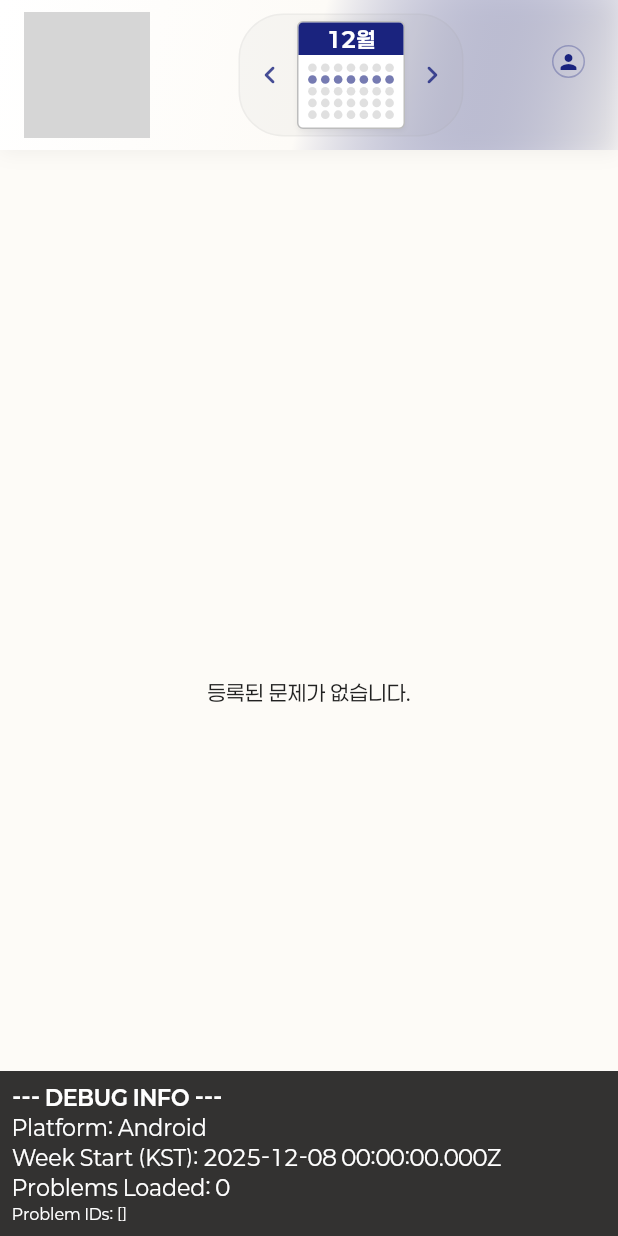
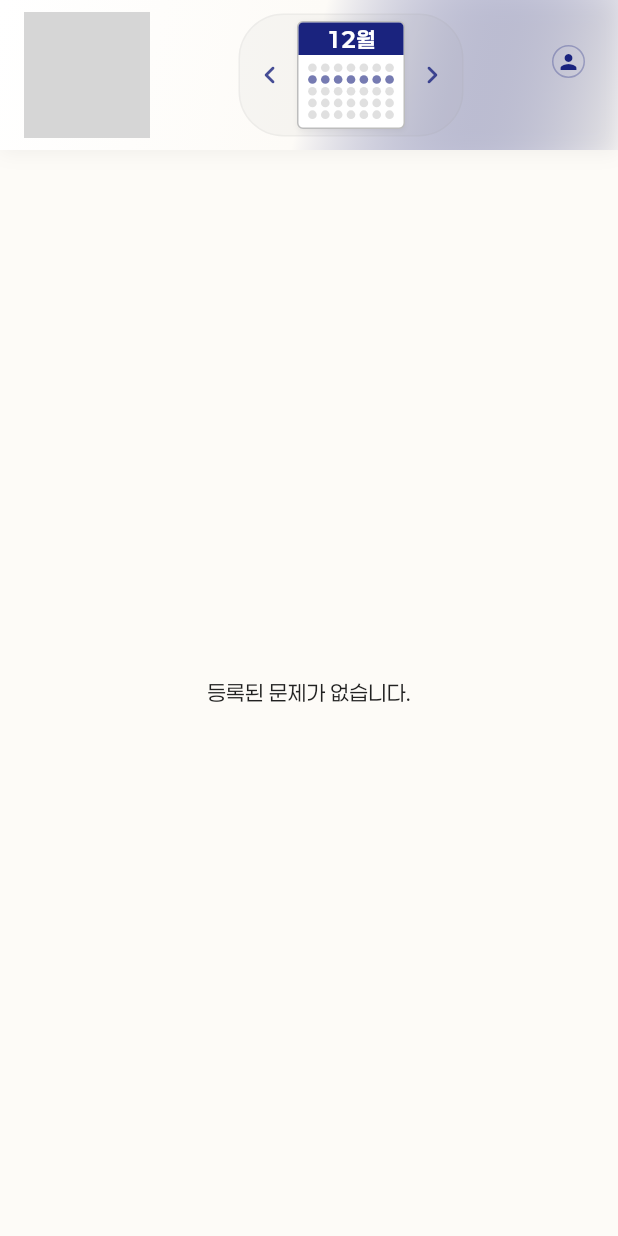
Before and after one commit to ljae/world_math, a Flutter app: the HomeScreen screen opened directly, on a phone screen of 412 x 824 dp. Run offline on Flutter 3.47's test engine with Material 3 defaults, Android fonts, the phone set to English and light mode, and no system bars; our stand-ins replace cloud_firestore, firebase_core, flutter_markdown_plus; missing offline and left inert: flutter_math_fork, markdown; accounts and stored records are empty; grey boxes are pictures that could not be loaded.

```diff
--- a/lib/screens/home_screen.dart
+++ b/lib/screens/home_screen.dart
@@ -329,33 +329,7 @@ class _HomeScreenState extends State<HomeScreen> {
                         );
                       },
                     ),
-          Positioned(
-            bottom: 0,
-            left: 0,
-            right: 0,
-            child: Container(
-              color: Colors.black.withOpacity(0.8),
-              padding: const EdgeInsets.all(8.0),
-              child: Column(
-                crossAxisAlignment: CrossAxisAlignment.start,
-                children: [
-                  const Text('--- DEBUG INFO ---',
-                      style: TextStyle(
-                          color: Colors.white,
-                          fontWeight: FontWeight.bold)),
-                  Text('Platform: ${_getPlatform()}',
-                      style: const TextStyle(color: Colors.white)),
-                  Text('Week Start (KST): $_currentWeekStart',
-                      style: const TextStyle(color: Colors.white)),
-                  Text('Problems Loaded: ${_problems.length}',
-                      style: const TextStyle(color: Colors.white)),
-                  Text('Problem IDs: ${_problems.map((p) => p.id).toList()}',
-                      style:
-                          const TextStyle(color: Colors.white, fontSize: 10)),
-                ],
-              ),
-            ),
-          ),
+
         ],
       ),
     );
```
Also changed, not shown: lib/screens/problem_detail_screen.dart (+20 -7 lines).
